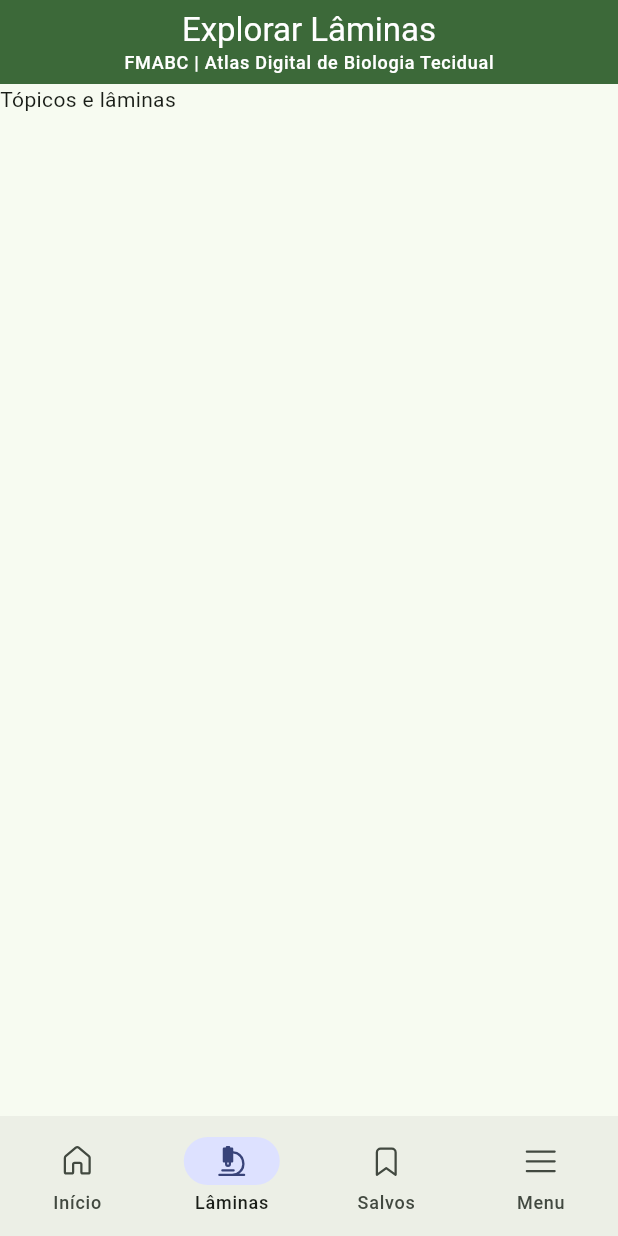
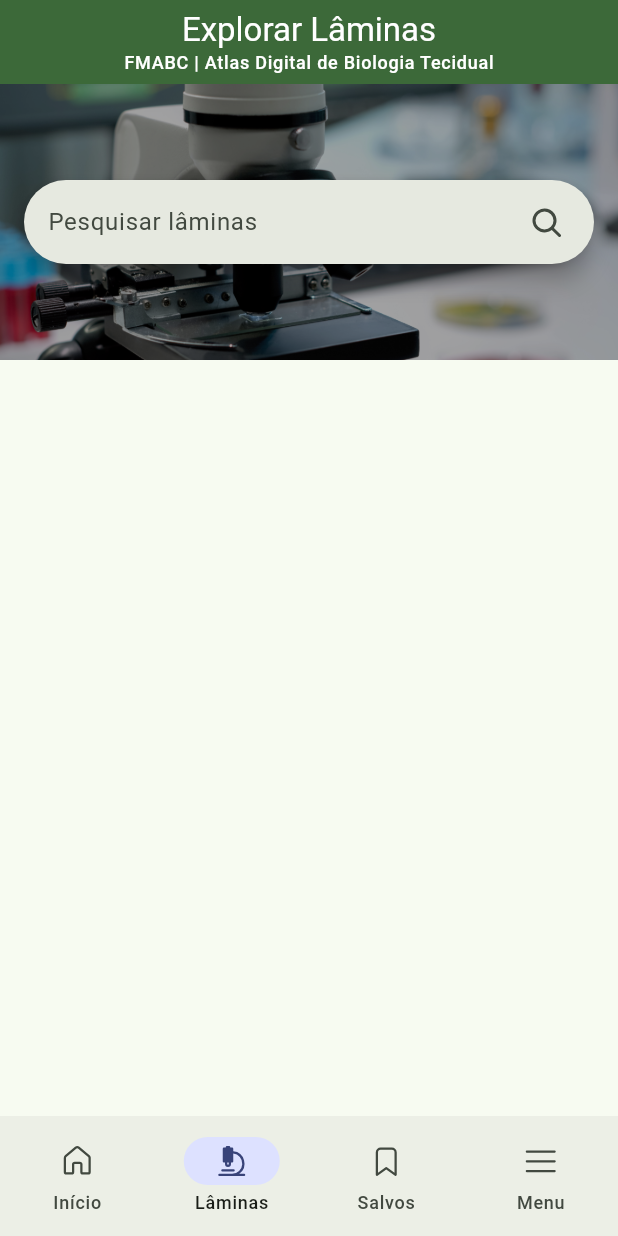
Before and after one commit to guimduarte/TTI206-ProjetoIntegradorInterdisciplinar-DesenvolvimentoMultiplataforma, a Flutter app: the screen it shows after launch, item 2 of the bottom bar chosen, on a phone screen of 412 x 824 dp. Run offline on Flutter 3.47's test engine with Material 3 defaults, Android fonts, the phone set to English and light mode, and no system bars; our stand-ins replace fluentui_system_icons, go_router.

Commit message:
feat(slides-search): sessão de busca na página de lâminas

```diff
--- a/atlas_digital_fmabc/lib/screens/slides/slides_themes_page.dart
+++ b/atlas_digital_fmabc/lib/screens/slides/slides_themes_page.dart
@@ -1,4 +1,5 @@
 import 'package:atlas_digital_fmabc/widgets/layout/app_bar/title_and_supporting_text.dart';
+import 'package:atlas_digital_fmabc/widgets/search/search_section.dart';
 import 'package:flutter/material.dart';
 
 /// Página inicial da aba lâminas.
@@ -12,11 +13,16 @@ class SlidesThemesPage extends StatelessWidget {
       // layout
       appBar: _slidesAppBar(context),
       // conteúdo
-      body: Column(children: [Text("Tópicos e lâminas")]),
+      body: Column(
+        children: [
+          // Barra de Pesquisa
+          SearchSection(),
+        ],
+      ),
     );
   }
 
-  /// AppBar da.
+  /// AppBar da página de lâminas.
   AppBar _slidesAppBar(BuildContext context) {
     final theme = Theme.of(context);
     return AppBar(
--- /dev/null
+++ b/atlas_digital_fmabc/lib/widgets/search/search_section.dart
@@ -0,0 +1,33 @@
+import 'package:fluentui_system_icons/fluentui_system_icons.dart';
+import 'package:flutter/material.dart';
+
+/// Seção com a caixa de pesquisa.
+class SearchSection extends StatelessWidget {
+  const SearchSection({super.key});
+
+  @override
+  Widget build(BuildContext context) {
+    return DecoratedBox(
+      decoration: BoxDecoration(
+        image: DecorationImage(
+          image: AssetImage("assets/images/bg/search-bg.png"),
+          fit: BoxFit.cover,
+        ),
+      ),
+      child: Padding(
+        padding: const EdgeInsets.symmetric(horizontal: 16.0, vertical: 64.0),
+        child: Center(child: searchBar(context)),
+      ),
+    );
+  }
+
+  /// Caixa de pesquisa.
+  SearchBar searchBar(BuildContext context) {
+    return SearchBar(
+      hintText: "Pesquisar lâminas",
+      trailing: [
+        IconButton(onPressed: () {}, icon: Icon(FluentIcons.search_24_filled)),
+      ],
+    );
+  }
+}
```
Also changed, not shown: atlas_digital_fmabc/assets/images/bg/search-bg.png (added).
